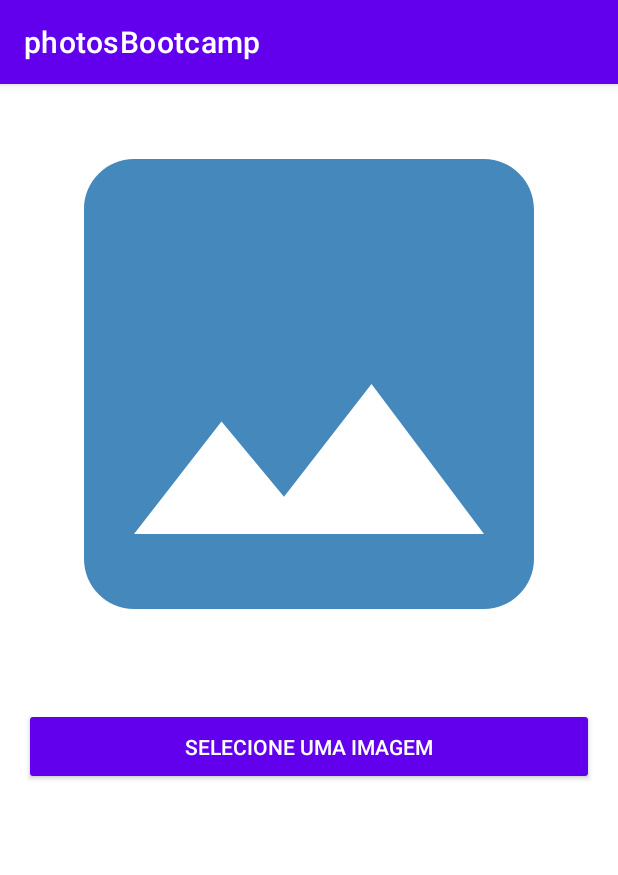
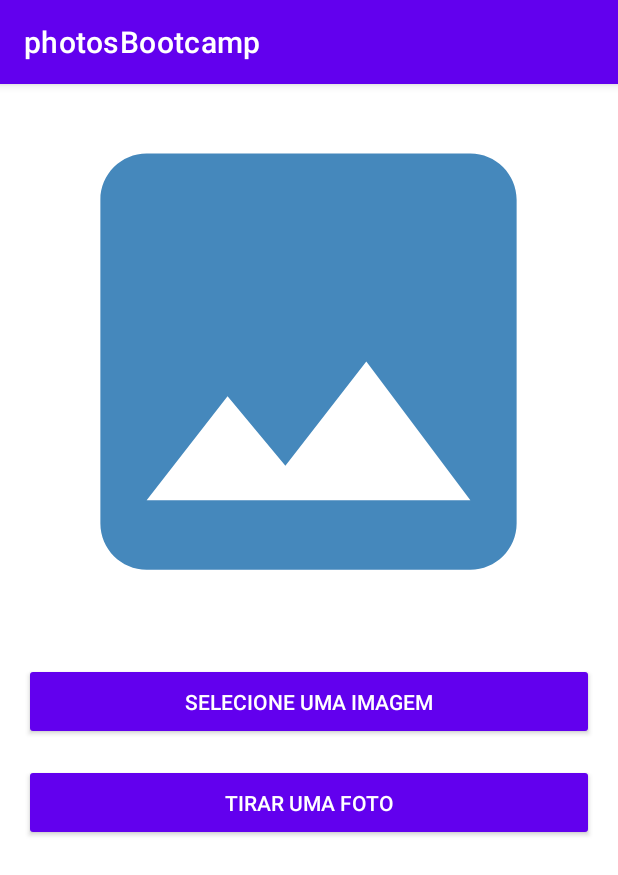
Before and after one commit to SirLeow/photosBootcamp, an Android app: the screen it shows after launch (MainActivity), on a phone screen of 412 x 824 dp. Shown: the top 875 px of the screen. Run offline under Robolectric (Android 15) with nearby library versions, the phone set to English and light mode, and no system bars.

Commit message:
Added preparation for the use of the camera(Permissions and a Button)

```diff
--- a/app/src/main/AndroidManifest.xml
+++ b/app/src/main/AndroidManifest.xml
@@ -1,7 +1,11 @@
 <?xml version="1.0" encoding="utf-8"?>
 <manifest xmlns:android="http://schemas.android.com/apk/res/android"
+    xmlns:tools="http://schemas.android.com/tools"
     package="com.example.photosbootcamp">
     <uses-permission android:name="android.permission.READ_EXTERNAL_STORAGE"/>
+    <uses-permission android:name="android.permission.CAMERA"/>
+    <uses-permission android:name="android.permission.WRITE_EXTERNAL_STORAGE"
+        tools:ignore="ScopedStorage" />
 
     <application
         android:allowBackup="true"
--- a/app/src/main/java/com/example/photosbootcamp/MainActivity.kt
+++ b/app/src/main/java/com/example/photosbootcamp/MainActivity.kt
@@ -11,6 +11,12 @@ import android.widget.Toast
 import kotlinx.android.synthetic.main.activity_main.*
 
 class MainActivity : AppCompatActivity() {
+
+    companion object {
+        private const val PERMISSION_CODE_IMAGE_PICK = 1000
+        private const val IMAGE_PICK_CODE = 1001
+    }
+
     override fun onCreate(savedInstanceState: Bundle?) {
         super.onCreate(savedInstanceState)
         setContentView(R.layout.activity_main)
@@ -19,7 +25,7 @@ class MainActivity : AppCompatActivity() {
             if (Build.VERSION.SDK_INT >= Build.VERSION_CODES.M){
                 if (checkSelfPermission(Manifest.permission.READ_EXTERNAL_STORAGE) == PackageManager.PERMISSION_DENIED){
                    val permission = arrayOf(Manifest.permission.READ_EXTERNAL_STORAGE)
-                   requestPermissions(permission, PERMISSION_CODE)
+                   requestPermissions(permission, PERMISSION_CODE_IMAGE_PICK)
                 } else pickImageFromGalery()
             }
             else pickImageFromGalery()
@@ -47,7 +53,7 @@ class MainActivity : AppCompatActivity() {
     ) {
         super.onRequestPermissionsResult(requestCode, permissions, grantResults)
         when(requestCode ) {
-            PERMISSION_CODE -> {
+            PERMISSION_CODE_IMAGE_PICK -> {
                 if (grantResults.size > 0 && grantResults[0] == PackageManager.PERMISSION_GRANTED) {
                     pickImageFromGalery()
                 } else {
@@ -56,8 +62,4 @@ class MainActivity : AppCompatActivity() {
             }
         }
     }
-    companion object {
-        private val PERMISSION_CODE = 1000
-        private val IMAGE_PICK_CODE = 1001
-    }
 }
--- a/app/src/main/res/layout/activity_main.xml
+++ b/app/src/main/res/layout/activity_main.xml
@@ -11,8 +11,8 @@
         android:id="@+id/image_view"
         android:src="@drawable/image"
         android:contentDescription="@string/selected_image"
-        android:layout_width="400dp"
-        android:layout_height="400dp"
+        android:layout_width="370dp"
+        android:layout_height="370dp"
         android:scaleType="centerCrop"
         />
 
@@ -26,5 +26,16 @@
         android:text="@string/image_select"
         />
 
+    <Button
+        android:id="@+id/open_camera"
+        android:layout_width="match_parent"
+        android:layout_height="wrap_content"
+        android:padding="10dp"
+        android:layout_marginStart="16dp"
+        android:layout_marginEnd="16dp"
+        style="@style/Widget.AppCompat.Button.Colored"
+        android:text="@string/take_picture"
+        />
+
 
 </LinearLayout>
--- a/app/src/main/res/values/strings.xml
+++ b/app/src/main/res/values/strings.xml
@@ -2,4 +2,5 @@
     <string name="app_name">photosBootcamp</string>
     <string name="selected_image">Imagem a ser selecionada pelo usuario</string>
     <string name="image_select">Selecione uma imagem</string>
+    <string name="take_picture">Tirar uma foto</string>
 </resources>
```
